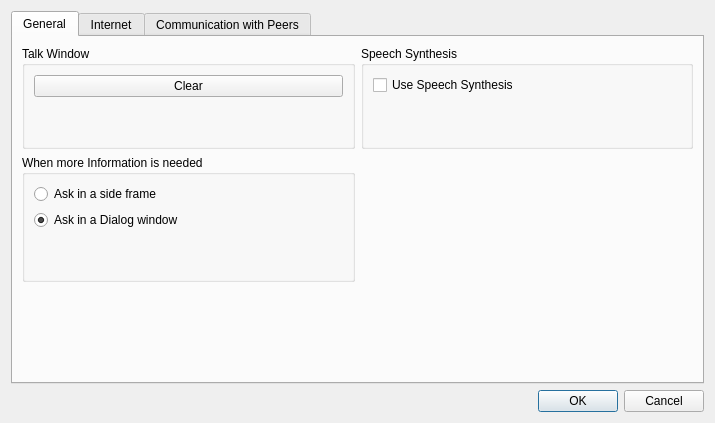
First picture: the form in hal2009/gui-qt/ui/options.ui, repository leuchtraketen/freehal_main, before the edit.
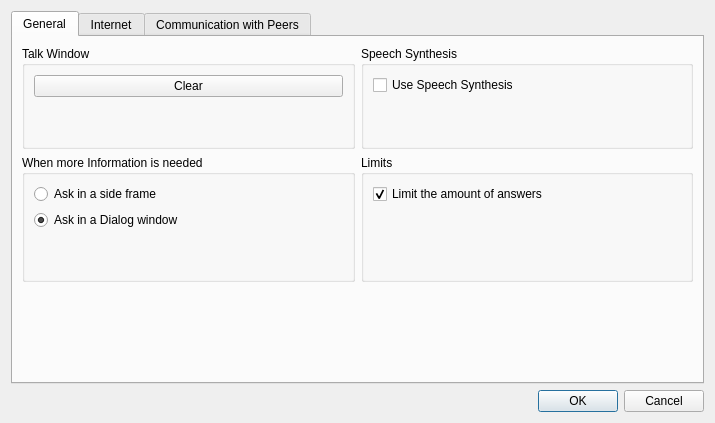
Second picture: the form after the edit.

The edit to the form file:
```diff
--- a/hal2009/gui-qt/ui/options.ui
+++ b/hal2009/gui-qt/ui/options.ui
@@ -150,6 +150,38 @@
          </property>
         </spacer>
        </item>
+       <item row="1" column="1">
+        <widget class="QGroupBox" name="groupBox_4">
+         <property name="title">
+          <string>Limits</string>
+         </property>
+         <layout class="QVBoxLayout" name="verticalLayout_2">
+          <item>
+           <widget class="QCheckBox" name="limit_amount_of_answers">
+            <property name="text">
+             <string>Limit the amount of answers</string>
+            </property>
+            <property name="checked">
+             <bool>true</bool>
+            </property>
+           </widget>
+          </item>
+          <item>
+           <spacer name="verticalSpacer_5">
+            <property name="orientation">
+             <enum>Qt::Vertical</enum>
+            </property>
+            <property name="sizeHint" stdset="0">
+             <size>
+              <width>20</width>
+              <height>60</height>
+             </size>
+            </property>
+           </spacer>
+          </item>
+         </layout>
+        </widget>
+       </item>
       </layout>
      </widget>
      <widget class="QWidget" name="tab">
```
